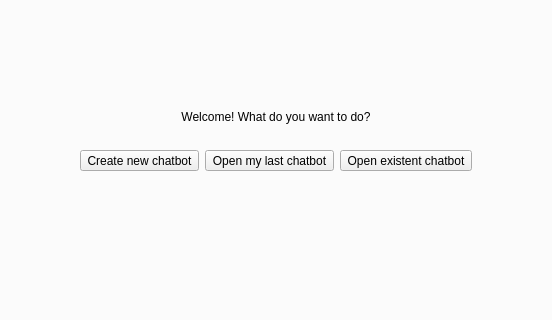
The window that src/chatbot/front-end/mainwindow.ui (lvklabs/chatbot) describes before a commit, drawn with Qt 5; both pictures show x 236 to 788 and y 161 to 481 of the 1024 by 600 pixel window.
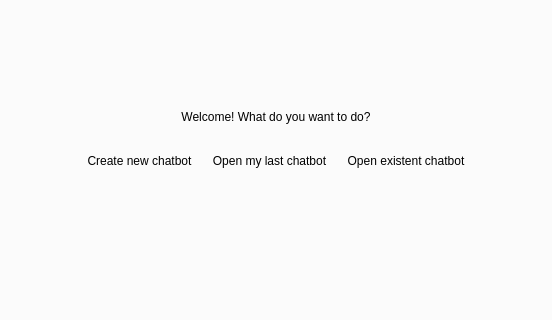
The same window after the commit. The open tabs and pages were chosen to show the change. Icons and pictures are not drawn. Custom widgets are drawn as their Qt base class.

Commit message: Setting autorise flag to init tab buttons

What changed in the file:
```diff
--- a/src/chatbot/front-end/mainwindow.ui
+++ b/src/chatbot/front-end/mainwindow.ui
@@ -98,6 +98,9 @@
                  <property name="toolButtonStyle">
                   <enum>Qt::ToolButtonTextUnderIcon</enum>
                  </property>
+                 <property name="autoRaise">
+                  <bool>true</bool>
+                 </property>
                 </widget>
                </item>
                <item row="3" column="3">
@@ -118,6 +121,9 @@
                  <property name="toolButtonStyle">
                   <enum>Qt::ToolButtonTextUnderIcon</enum>
                  </property>
+                 <property name="autoRaise">
+                  <bool>true</bool>
+                 </property>
                 </widget>
                </item>
                <item row="0" column="0" colspan="5">
@@ -167,6 +173,9 @@
                  <property name="toolButtonStyle">
                   <enum>Qt::ToolButtonTextUnderIcon</enum>
                  </property>
+                 <property name="autoRaise">
+                  <bool>true</bool>
+                 </property>
                 </widget>
                </item>
                <item row="3" column="4">
```
Left out of the diff: 4 changed lines with no effect on the pictures.
